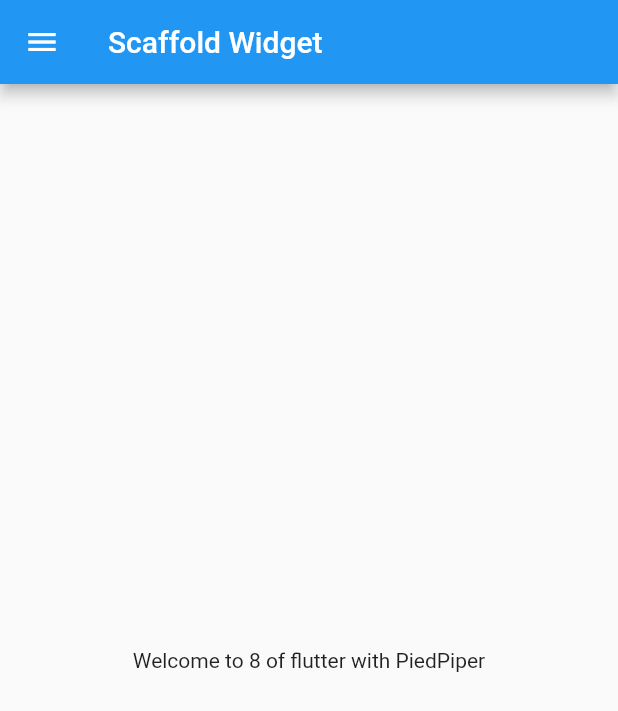
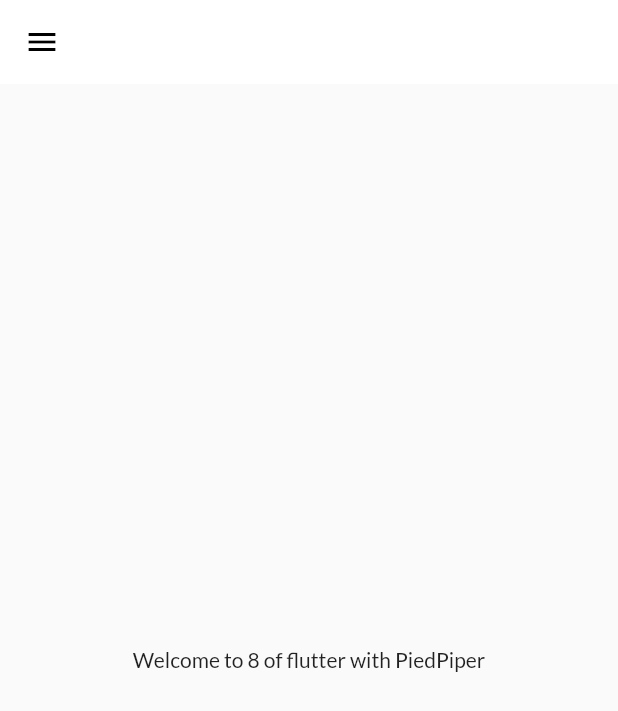
Before and after one commit to ayushkadbe/Shopping_Flutter_App, a Flutter app: the screen it shows after launch, on a phone screen of 412 x 824 dp. Shown: the top 711 px of the screen. Run offline on Flutter 3.47's test engine with Material 2 defaults, Android fonts, the phone set to English and light mode, and no system bars; our stand-ins replace device_preview, google_fonts.

Commit message:
theme.dart widget created

```diff
--- a/lib/main.dart
+++ b/lib/main.dart
@@ -2,6 +2,7 @@ import 'package:flutter/foundation.dart';
 import 'package:flutter/material.dart';
 import 'package:myapp/pages/login_page.dart';
 import 'package:myapp/utils/routes.dart';
+import 'package:myapp/widgets/theme.dart';
 import 'pages/home_page.dart';
 import 'package:google_fonts/google_fonts.dart';
 import 'package:device_preview/device_preview.dart';
@@ -23,14 +24,9 @@ class MyApp extends StatelessWidget {
       builder: DevicePreview.appBuilder,
       //THEME
       themeMode: ThemeMode.light,
-      theme: ThemeData(primarySwatch: Colors.blue),
-      darkTheme: ThemeData(
-        brightness: Brightness.dark,
-        //
-        fontFamily: GoogleFonts.lato().fontFamily, //whole app
-        primaryTextTheme:
-            GoogleFonts.latoTextTheme(), //only primary text of whole app
-      ),
+      theme: MyTheme.lightTheme(context),
+      darkTheme: MyTheme.darkTheme(context),
+
       debugShowCheckedModeBanner: false,
 
       //ROUTES: {Map<String, Widget Function(BuildContext)> routes = const <String, WidgetBuilder>{}}
--- /dev/null
+++ b/lib/widgets/theme.dart
@@ -0,0 +1,23 @@
+import 'package:flutter/material.dart';
+import 'package:google_fonts/google_fonts.dart';
+
+class MyTheme{
+  static ThemeData lightTheme(BuildContext context) => ThemeData(
+    primarySwatch: Colors.blue,
+    fontFamily: GoogleFonts.lato().fontFamily,
+    appBarTheme: const AppBarTheme(
+      color: Colors.white,
+      elevation: 0.0,
+      iconTheme: IconThemeData(color: Colors.black),
+    ),
+  );
+
+  static ThemeData darkTheme(BuildContext context) => ThemeData(
+    brightness: Brightness.dark,
+    fontFamily: GoogleFonts.lato().fontFamily, //whole app
+        primaryTextTheme:
+            GoogleFonts.latoTextTheme(), //only primary text of whole app
+  );
+
+
+}
```
